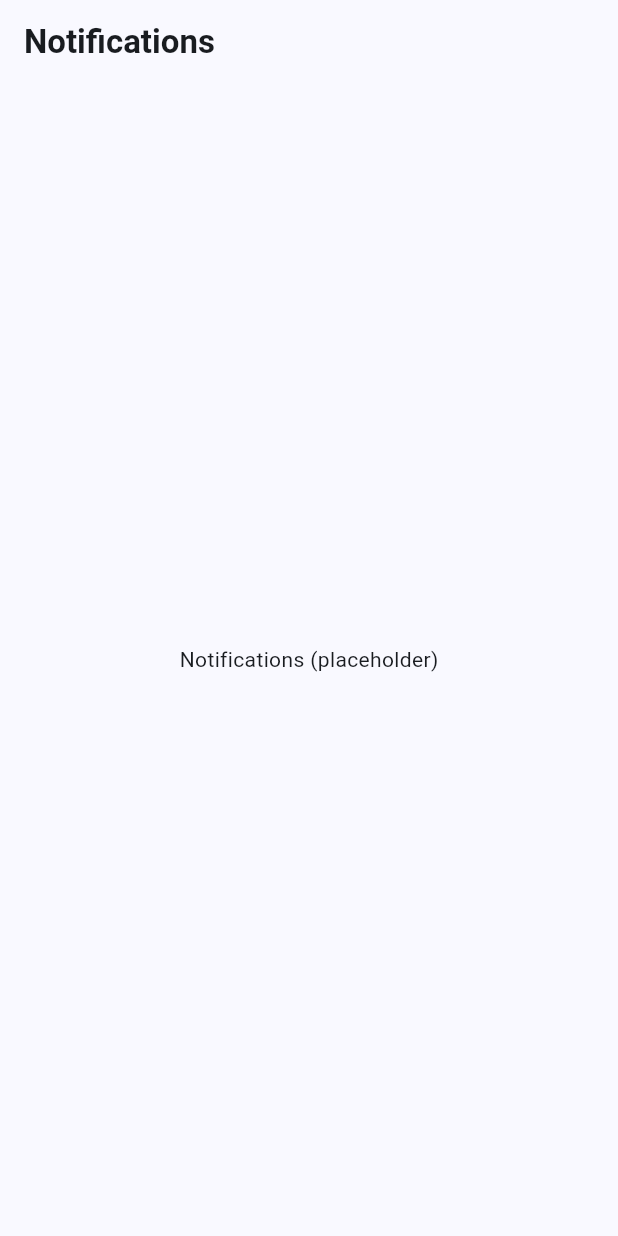
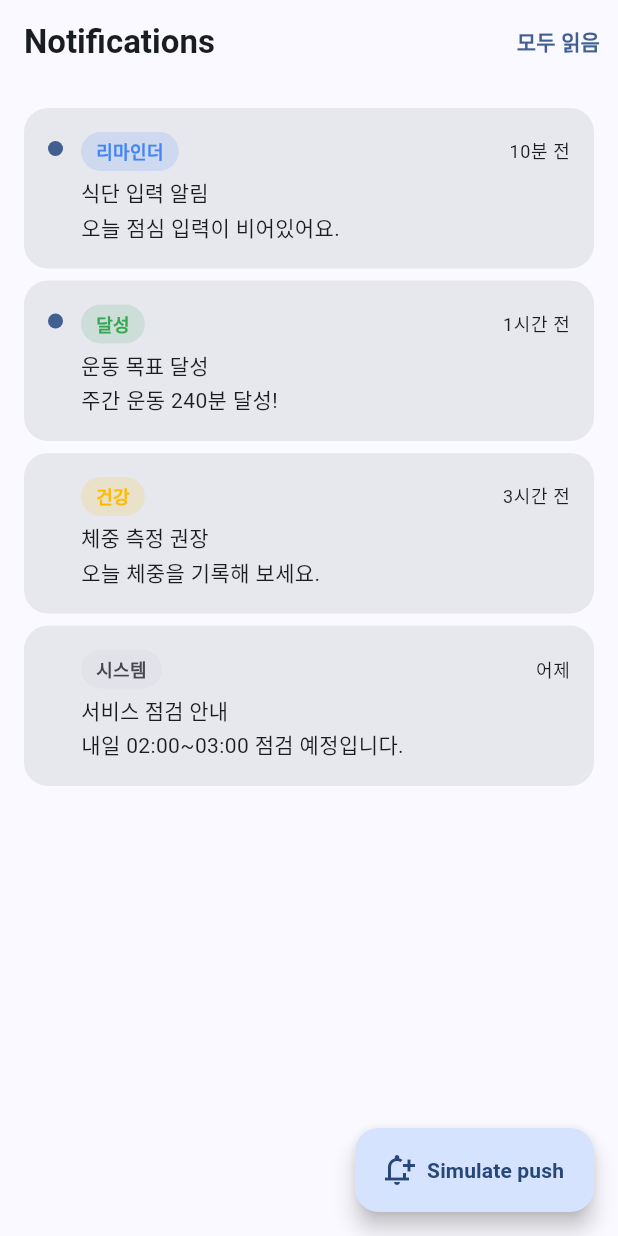
Before and after one commit to barmi/oncare-flutter, a Flutter app: the NotificationPage screen opened by its route, on a phone screen of 412 x 824 dp. Run offline on Flutter 3.47's test engine with Material 3 defaults, Android fonts, the light colour scheme and no system bars; our stand-ins replace dio, drift, drift_flutter, fl_chart, flutter_riverpod, flutter_secure_storage and 3 more; accounts and stored records are empty.

Commit message:
feat(notification): in-app panel + simulated push (phase 4.6, Q9)
features/notification/
  domain: AlertItem (category enum + read flag + copyWith) +
          NotificationState (unreadCount)
  presentation:
    notification_controller.dart — StateNotifier with markRead /
      markAllRead / simulatePush (prepends a fresh unread item, as
      if FCM had pushed; Q9 chose in-app panel + simulation).
    notification_page.dart — list of AppCards with unread dot,
      category AppBadge, time, title, body. "모두 읽음" action.
      Dev-only FAB triggers simulatePush so the panel can be exercised
      without a real push backend.

test/features/notification/notification_controller_test.dart — 4 tests
covering seed state, markRead, markAllRead, simulatePush invariants.

flutter analyze clean. 44/44 tests pass.

```diff
--- /dev/null
+++ b/lib/features/notification/domain/entities/alert_item.dart
@@ -0,0 +1,34 @@
+enum AlertCategory { reminder, healthCheck, achievement, system }
+
+class AlertItem {
+  const AlertItem({
+    required this.id,
+    required this.title,
+    required this.body,
+    required this.timeAgo,
+    required this.category,
+    this.read = false,
+  });
+
+  final String id;
+  final String title;
+  final String body;
+  final String timeAgo;
+  final AlertCategory category;
+  final bool read;
+
+  AlertItem copyWith({bool? read}) => AlertItem(
+    id: id,
+    title: title,
+    body: body,
+    timeAgo: timeAgo,
+    category: category,
+    read: read ?? this.read,
+  );
+}
+
+class NotificationState {
+  const NotificationState({required this.items});
+  final List<AlertItem> items;
+  int get unreadCount => items.where((AlertItem i) => !i.read).length;
+}
--- /dev/null
+++ b/lib/features/notification/presentation/controllers/notification_controller.dart
@@ -0,0 +1,78 @@
+import 'package:flutter_riverpod/flutter_riverpod.dart';
+
+import 'package:oncare/features/notification/domain/entities/alert_item.dart';
+
+class NotificationController extends StateNotifier<NotificationState> {
+  NotificationController() : super(_seed());
+
+  static NotificationState _seed() {
+    return const NotificationState(
+      items: <AlertItem>[
+        AlertItem(
+          id: 'a1',
+          title: '식단 입력 알림',
+          body: '오늘 점심 입력이 비어있어요.',
+          timeAgo: '10분 전',
+          category: AlertCategory.reminder,
+        ),
+        AlertItem(
+          id: 'a2',
+          title: '운동 목표 달성',
+          body: '주간 운동 240분 달성!',
+          timeAgo: '1시간 전',
+          category: AlertCategory.achievement,
+        ),
+        AlertItem(
+          id: 'a3',
+          title: '체중 측정 권장',
+          body: '오늘 체중을 기록해 보세요.',
+          timeAgo: '3시간 전',
+          category: AlertCategory.healthCheck,
+          read: true,
+        ),
+        AlertItem(
+          id: 'a4',
+          title: '서비스 점검 안내',
+          body: '내일 02:00~03:00 점검 예정입니다.',
+          timeAgo: '어제',
+          category: AlertCategory.system,
+          read: true,
+        ),
+      ],
+    );
+  }
+
+  void markRead(String id) {
+    state = NotificationState(
+      items: state.items
+          .map((AlertItem i) => i.id == id ? i.copyWith(read: true) : i)
+          .toList(),
+    );
+  }
+
+  void markAllRead() {
+    state = NotificationState(
+      items: state.items.map((AlertItem i) => i.copyWith(read: true)).toList(),
+    );
+  }
+
+  /// Q9: in-app panel + simulated push. Inserts a new unread item
+  /// at the top, as if a real FCM notification had landed.
+  void simulatePush() {
+    final id = 'sim-${DateTime.now().millisecondsSinceEpoch}';
+    final injected = AlertItem(
+      id: id,
+      title: '시뮬레이션 알림',
+      body: '지금 막 가상 푸시가 도착했어요.',
+      timeAgo: '방금',
+      category: AlertCategory.reminder,
+    );
+    state = NotificationState(items: <AlertItem>[injected, ...state.items]);
+  }
+}
+
+final notificationControllerProvider =
+    StateNotifierProvider<NotificationController, NotificationState>(
+      (ref) => NotificationController(),
+      name: 'notifications',
+    );
--- a/lib/features/notification/presentation/pages/notification_page.dart
+++ b/lib/features/notification/presentation/pages/notification_page.dart
@@ -1,16 +1,115 @@
 import 'package:flutter/material.dart';
+import 'package:flutter_riverpod/flutter_riverpod.dart';
 
+import 'package:oncare/core/config/app_config.dart';
+import 'package:oncare/design_system/atoms/app_badge.dart';
+import 'package:oncare/design_system/atoms/app_card.dart';
+import 'package:oncare/design_system/tokens/spacing.dart';
+import 'package:oncare/features/notification/domain/entities/alert_item.dart';
+import 'package:oncare/features/notification/presentation/controllers/notification_controller.dart';
 import 'package:oncare/gen/l10n/app_localizations.dart';
+import 'package:oncare/shared/widgets/empty_state.dart';
 
-class NotificationPage extends StatelessWidget {
+({String label, AppBadgeTone tone}) _categoryDisplay(AlertCategory c) =>
+    switch (c) {
+      AlertCategory.reminder => (label: '리마인더', tone: AppBadgeTone.info),
+      AlertCategory.healthCheck => (label: '건강', tone: AppBadgeTone.warning),
+      AlertCategory.achievement => (label: '달성', tone: AppBadgeTone.success),
+      AlertCategory.system => (label: '시스템', tone: AppBadgeTone.neutral),
+    };
+
+class NotificationPage extends ConsumerWidget {
   const NotificationPage({super.key});
 
   @override
-  Widget build(BuildContext context) {
+  Widget build(BuildContext context, WidgetRef ref) {
     final l = AppLocalizations.of(context);
+    final config = ref.watch(appConfigProvider);
+    final state = ref.watch(notificationControllerProvider);
+    final notifier = ref.read(notificationControllerProvider.notifier);
+
     return Scaffold(
-      appBar: AppBar(title: Text(l.pageNotificationTitle)),
-      body: Center(child: Text(l.placeholderNotification)),
+      appBar: AppBar(
+        title: Text(l.pageNotificationTitle),
+        actions: <Widget>[
+          TextButton(
+            onPressed: state.unreadCount == 0 ? null : notifier.markAllRead,
+            child: const Text('모두 읽음'),
+          ),
+        ],
+      ),
+      body: state.items.isEmpty
+          ? const EmptyState(
+              icon: Icons.notifications_off_outlined,
+              title: '알림이 없습니다',
+            )
+          : ListView.separated(
+              padding: const EdgeInsets.all(AppSpacing.lg),
+              itemCount: state.items.length,
+              separatorBuilder: (_, __) =>
+                  const SizedBox(height: AppSpacing.sm),
+              itemBuilder: (BuildContext ctx, int i) {
+                final item = state.items[i];
+                return _AlertTile(
+                  item: item,
+                  onTap: () => notifier.markRead(item.id),
+                );
+              },
+            ),
+      floatingActionButton: !config.isProd
+          ? FloatingActionButton.extended(
+              icon: const Icon(Icons.notification_add_outlined),
+              label: const Text('Simulate push'),
+              onPressed: notifier.simulatePush,
+            )
+          : null,
     );
   }
 }
+
+class _AlertTile extends StatelessWidget {
+  const _AlertTile({required this.item, required this.onTap});
+  final AlertItem item;
+  final VoidCallback onTap;
+
+  @override
+  Widget build(BuildContext context) {
+    final theme = Theme.of(context);
+    final display = _categoryDisplay(item.category);
+    return AppCard(
+      onTap: onTap,
+      child: Row(
+        crossAxisAlignment: CrossAxisAlignment.start,
+        children: <Widget>[
+          Container(
+            width: 10,
+            height: 10,
+            margin: const EdgeInsets.only(top: 6, right: AppSpacing.md),
+            decoration: BoxDecoration(
+              shape: BoxShape.circle,
+              color: item.read ? Colors.transparent : theme.colorScheme.primary,
+            ),
+          ),
+          Expanded(
+            child: Column(
+              crossAxisAlignment: CrossAxisAlignment.start,
+              children: <Widget>[
+                Row(
+                  children: <Widget>[
+                    AppBadge(label: display.label, tone: display.tone),
+                    const Spacer(),
+                    Text(item.timeAgo, style: theme.textTheme.bodySmall),
+                  ],
+                ),
+                const SizedBox(height: AppSpacing.xs),
+                Text(item.title, style: theme.textTheme.titleSmall),
+                const SizedBox(height: 2),
+                Text(item.body, style: theme.textTheme.bodyMedium),
+              ],
+            ),
+          ),
+        ],
+      ),
+    );
+  }
+}
```
Also changed, not shown: 1 other file.
